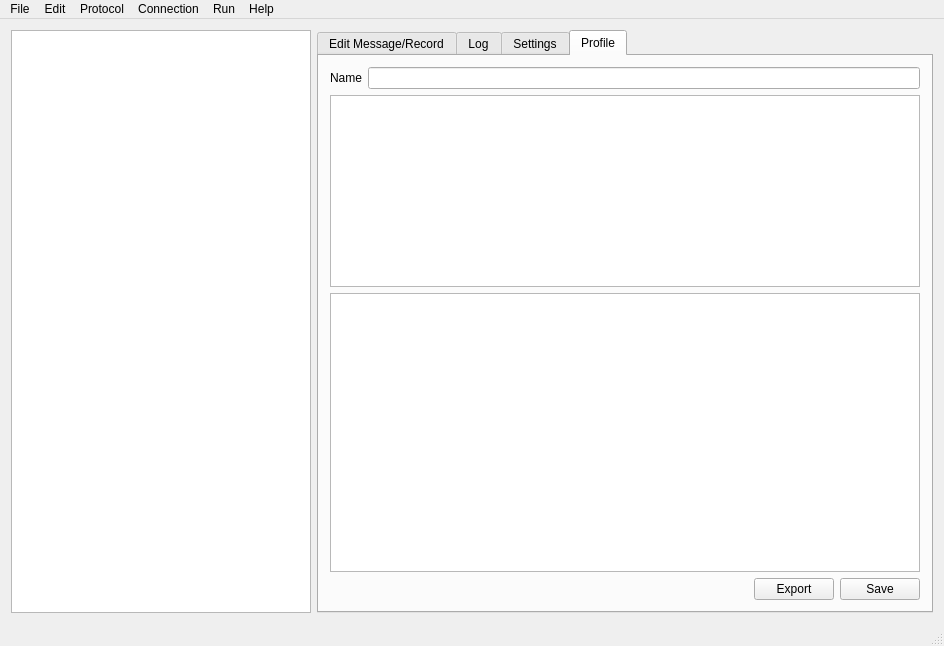
Qt form src/culistgui.ui (vheinitz/culist) before a commit.
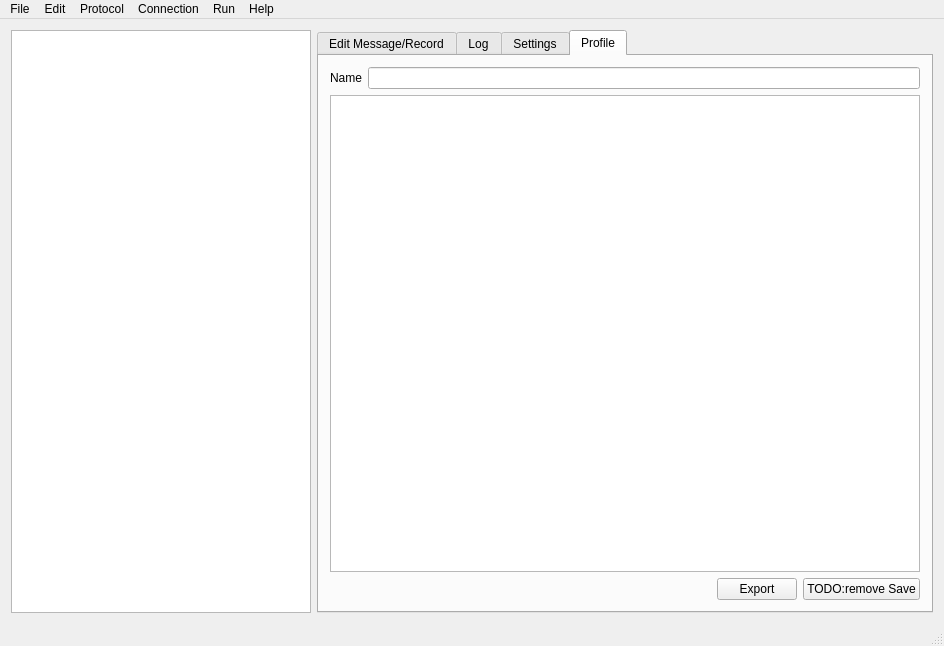
The same form after that commit. Icons and pictures are not drawn.

Commit message: Making profile-editor as tree. ongoing...

Diff of the .ui file:
```diff
--- a/src/culistgui.ui
+++ b/src/culistgui.ui
@@ -497,40 +497,6 @@
           </item>
          </layout>
         </item>
-        <item>
-         <widget class="QTableView" name="lvProfileRecords">
-          <property name="sizePolicy">
-           <sizepolicy hsizetype="Expanding" vsizetype="Minimum">
-            <horstretch>0</horstretch>
-            <verstretch>0</verstretch>
-           </sizepolicy>
-          </property>
-          <property name="minimumSize">
-           <size>
-            <width>0</width>
-            <height>150</height>
-           </size>
-          </property>
-          <property name="alternatingRowColors">
-           <bool>true</bool>
-          </property>
-          <property name="selectionBehavior">
-           <enum>QAbstractItemView::SelectRows</enum>
-          </property>
-          <attribute name="horizontalHeaderStretchLastSection">
-           <bool>true</bool>
-          </attribute>
-          <attribute name="verticalHeaderVisible">
-           <bool>false</bool>
-          </attribute>
-          <attribute name="verticalHeaderDefaultSectionSize">
-           <number>15</number>
-          </attribute>
-          <attribute name="verticalHeaderMinimumSectionSize">
-           <number>15</number>
-          </attribute>
-         </widget>
-        </item>
         <item>
          <widget class="QTreeView" name="tvProfileFields">
           <property name="minimumSize">
@@ -584,7 +550,7 @@
           <item>
            <widget class="QPushButton" name="bSaveProfile">
             <property name="text">
-             <string>Save</string>
+             <string>TODO:remove Save</string>
             </property>
            </widget>
           </item>
```
The commit also changes 4 other files.
